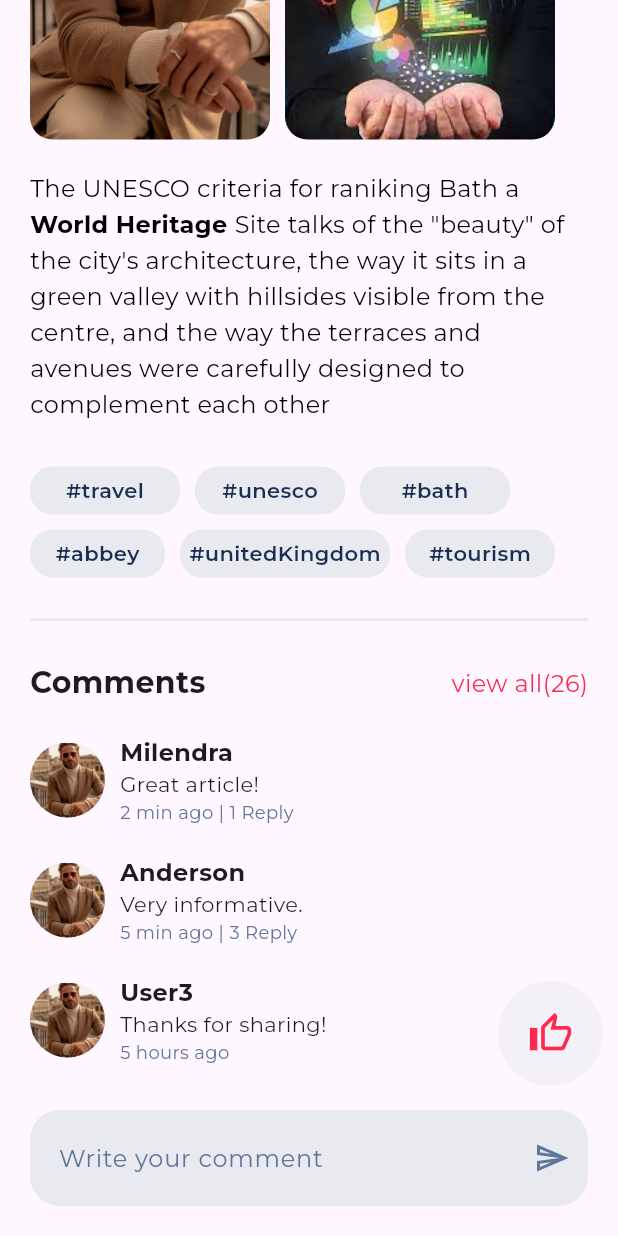
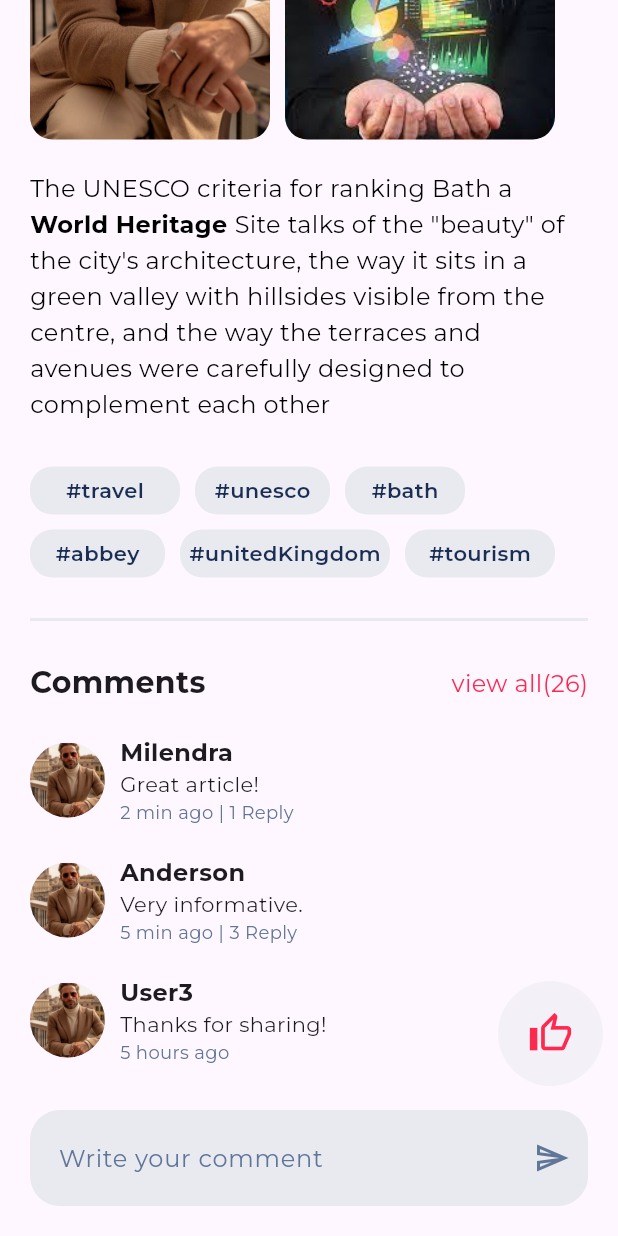
Before and after one commit to jayawardhanadskp/News_App_Ui, a Flutter app: the News screen opened directly, scrolled down 1189 dp, on a phone screen of 412 x 824 dp. Run offline on Flutter 3.47's test engine with Material 3 defaults, Android fonts, the phone set to English and light mode, and no system bars; our stand-ins replace google_fonts.

Commit message:
screen 11

```diff
--- a/lib/screens/11.dart
+++ b/lib/screens/11.dart
@@ -276,7 +276,7 @@ class News extends StatelessWidget {
 
                     Text.rich(
                       TextSpan(
-                      text: 'The UNESCO criteria for raniking Bath a ',
+                      text: 'The UNESCO criteria for ranking Bath a ',
                       style: GoogleFonts.montserrat(
                         fontSize: 16,
                         color: Colors.black,
@@ -312,7 +312,7 @@ class News extends StatelessWidget {
 
                         ),Container(
                           height: 32,
-                          width: 100,
+                          width: 90,
                           decoration: BoxDecoration(
                             borderRadius: BorderRadius.circular(15),
                             color: CustomColors.gray,
@@ -321,7 +321,7 @@ class News extends StatelessWidget {
 
                         ),Container(
                           height: 32,
-                          width: 100,
+                          width: 80,
                           decoration: BoxDecoration(
                             borderRadius: BorderRadius.circular(15),
                             color: CustomColors.gray,
```
